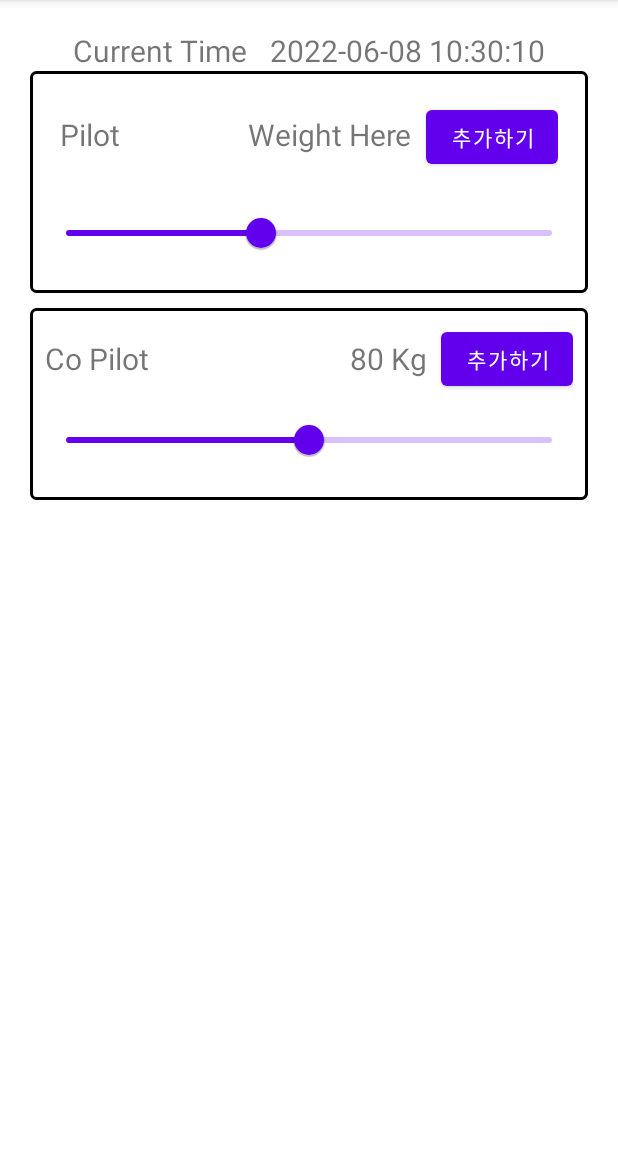
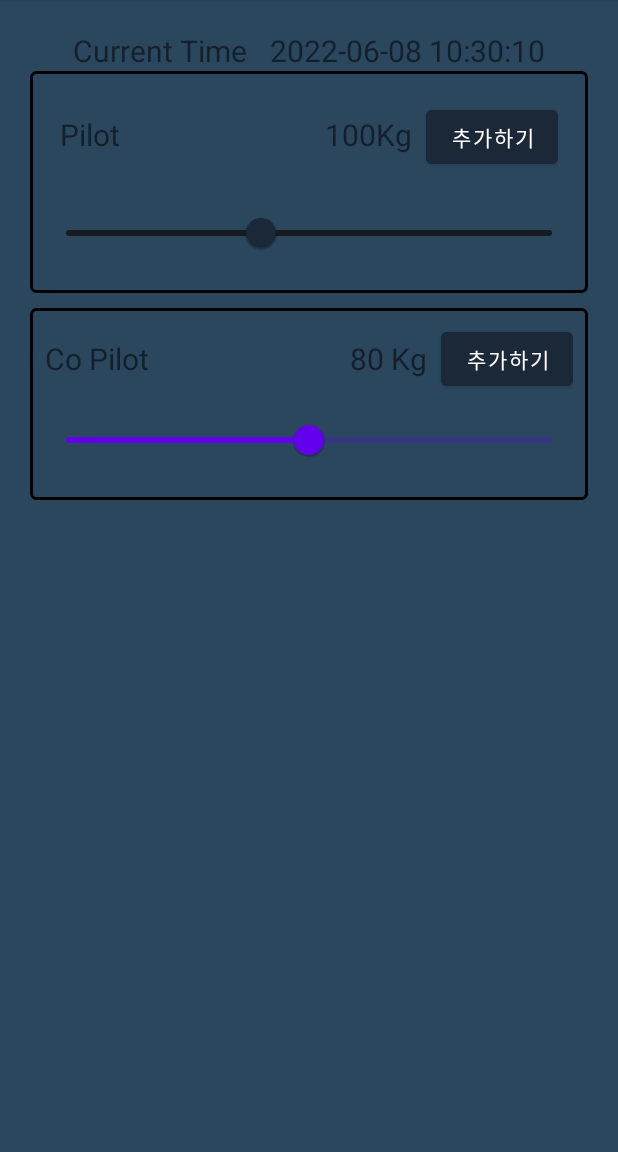
Before and after one commit to asd14235/Weight_N_Balance, an Android app: the pilotWeightActivity screen opened directly, with no data from a screen before it, on a phone screen of 412 x 824 dp, the part 84-1236 px from its top. Run offline under Robolectric (Android 15) with nearby library versions, the phone set to English and light mode, and no system bars; our stand-ins replace data binding.

Commit message:
pilotWeight Slide로 값을 변수화

```diff
--- a/app/src/main/java/com/neppplus/weight_n_balance/weights/pilotWeightActivity.kt
+++ b/app/src/main/java/com/neppplus/weight_n_balance/weights/pilotWeightActivity.kt
@@ -27,6 +27,7 @@ class pilotWeightActivity : AppCompatActivity() {
     fun setValues() {
         currentDateTime()
         pilotWeightSlider()
+        pilotWeightInput()
 
     }
 
@@ -38,7 +39,6 @@ class pilotWeightActivity : AppCompatActivity() {
     }
 
     fun pilotWeightSlider() {
-
         pilotWeightSlider.addOnChangeListener { slider, value, fromUser ->
 
             pilotWeightTxt.text = "${value.toInt().toString()} Kg"
@@ -49,4 +49,15 @@ class pilotWeightActivity : AppCompatActivity() {
         }
         // Responds to when slider's value is changed
     }
+
+    fun pilotWeightInput() {
+        pilotAddBtn.setOnClickListener {
+            var pilotWeight = pilotWeightSlider.value
+
+            pilotWeightTxt.text = (pilotWeight + 10).toInt().toString()
+        }
+        pilotWeightTxt.setOnClickListener {
+
+        }
+    }
 }
--- a/app/src/main/res/layout/activity_main.xml
+++ b/app/src/main/res/layout/activity_main.xml
@@ -6,12 +6,14 @@
         android:layout_width="match_parent"
         android:layout_height="match_parent"
         android:orientation="vertical"
+        android:background="@color/middle_blue"
         android:padding="20dp">
 
         <Button
             android:id="@+id/weightBtn"
             android:layout_width="match_parent"
             android:layout_height="wrap_content"
+            android:backgroundTint="@color/dark_blue"
             android:text="Weight &amp; balance"/>
 
 
--- a/app/src/main/res/layout/activity_pilot_weight.xml
+++ b/app/src/main/res/layout/activity_pilot_weight.xml
@@ -1,10 +1,12 @@
 <?xml version="1.0" encoding="utf-8"?>
-<layout xmlns:android="http://schemas.android.com/apk/res/android">
+<layout xmlns:android="http://schemas.android.com/apk/res/android"
+    xmlns:app="http://schemas.android.com/apk/res-auto">
 
     <LinearLayout
         android:layout_width="match_parent"
         android:layout_height="match_parent"
         android:orientation="vertical"
+        android:background="@color/middle_blue"
         android:padding="20dp">
 
         <ScrollView
@@ -68,13 +70,14 @@
                             android:labelFor="@id/pilotWeightSlider"
                             android:layout_weight="1"
                             android:textSize="20dp"
-                            android:text="Weight Here"/>
+                            android:text="100Kg"/>
 
                         <Button
                             android:id="@+id/pilotAddBtn"
                             android:layout_width="wrap_content"
                             android:layout_height="wrap_content"
                             android:layout_marginStart="10dp"
+                            android:backgroundTint="@color/dark_blue"
                             android:text="추가하기" />
 
                     </LinearLayout>
@@ -83,6 +86,10 @@
                         android:id="@+id/pilotWeightSlider"
                         android:layout_width="match_parent"
                         android:layout_height="wrap_content"
+                        app:thumbColor="@color/dark_blue"
+                        app:trackColor="@color/near_black"
+                        app:thumbStrokeColor="@color/black"
+                        app:haloColor="@color/white"
                         android:padding="20dp"
                         android:value="80.0"
                         android:valueFrom="0.0"
@@ -125,6 +132,7 @@
                             android:layout_height="wrap_content"
                             android:layout_marginStart="10dp"
                             android:layout_gravity="end"
+                            android:backgroundTint="@color/dark_blue"
                             android:text="추가하기" />
 
 
--- a/app/src/main/res/values/colors.xml
+++ b/app/src/main/res/values/colors.xml
@@ -7,4 +7,9 @@
     <color name="teal_700">#FF018786</color>
     <color name="black">#FF000000</color>
     <color name="white">#FFFFFFFF</color>
+    <color name="light_blue">#c7d5e0</color>
+    <color name="middle_blue">#2a475e</color>
+    <color name="dark_blue">#1b2838</color>
+    <color name="near_black">#171a21</color>
+    <color name="sky_blue">#66c0f4</color>
 </resources>
```
